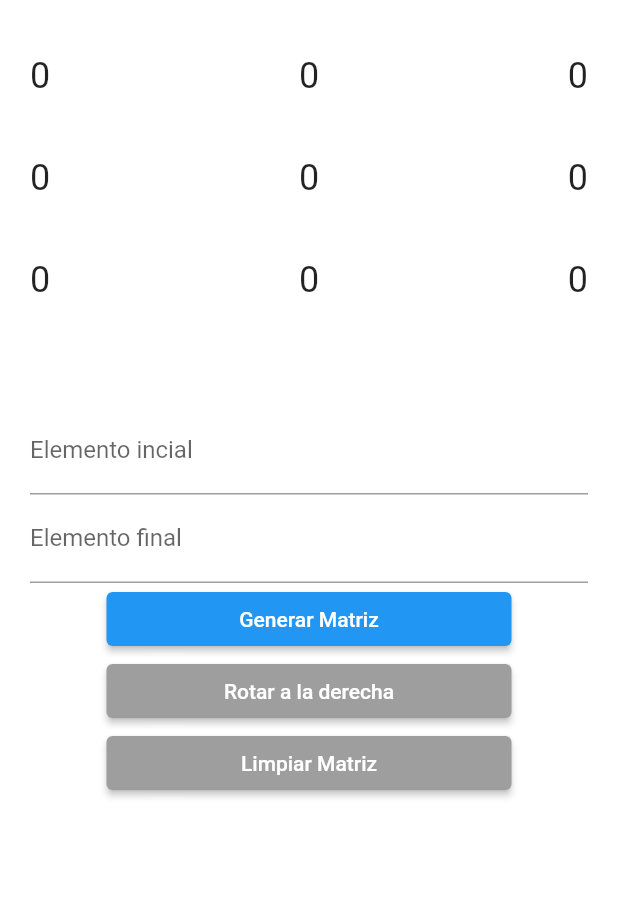
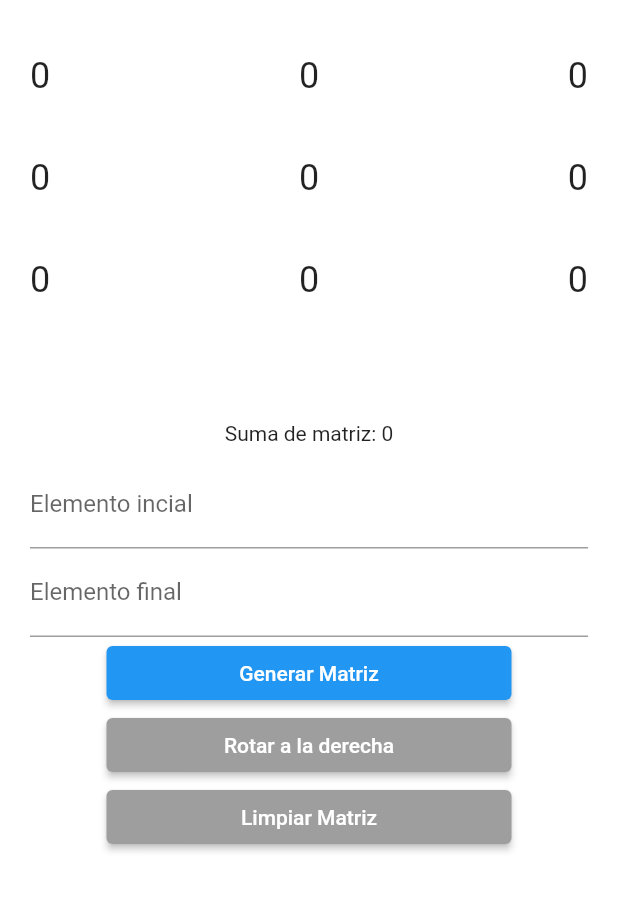
Before and after one commit to erick-marro/prueba-tecnica, a Flutter app: the screen it shows after launch, on a phone screen of 412 x 824 dp, the part 59-971 px from its top. Run offline on Flutter 3.47's test engine with Material 2 defaults, Android fonts, the phone set to English and light mode, and no system bars.

Commit message:
sum added

```diff
--- a/lib/Calculator/ui/screens/calculator_screen.dart
+++ b/lib/Calculator/ui/screens/calculator_screen.dart
@@ -1,6 +1,7 @@
 import 'package:fibonacci/Calculator/services/MatrixService.dart';
 import 'package:fibonacci/Calculator/ui/widgets/fibonacci_form.dart';
 import 'package:fibonacci/Calculator/ui/widgets/fibonacci_table.dart';
+import 'package:fibonacci/Calculator/ui/widgets/total_matrix.dart';
 import 'package:fibonacci/widgets/custom_button.dart';
 import 'package:flutter/material.dart';
 import 'package:provider/provider.dart';
@@ -34,7 +35,10 @@ class CalculatorScreen extends StatelessWidget {
             child: Column(
               crossAxisAlignment: CrossAxisAlignment.center,
               children: <Widget>[
-                FibonacciTable(),
+                const FibonacciTable(),
+                const SizedBox(height: 10.0),
+                const TotalMatrix(),
+                const SizedBox(height: 10.0),
                 const FibonacciForm(),
                 CustomButton(
                   text: "Rotar a la derecha",
--- /dev/null
+++ b/lib/Calculator/ui/widgets/total_matrix.dart
@@ -0,0 +1,23 @@
+import 'package:fibonacci/Calculator/services/MatrixService.dart';
+import 'package:flutter/material.dart';
+import 'package:provider/provider.dart';
+
+class TotalMatrix extends StatelessWidget {
+  const TotalMatrix({Key? key}) : super(key: key);
+
+  @override
+  Widget build(BuildContext context) {
+
+    final matrixService = Provider.of<MatrixService>(context);
+
+    return Container(
+      width: double.infinity,
+      child: Row(
+        mainAxisAlignment: MainAxisAlignment.center,
+        children: [
+          Text('Suma de matriz: ${matrixService.globalAmount}')
+        ],
+      ),
+    );
+  }
+}
```
